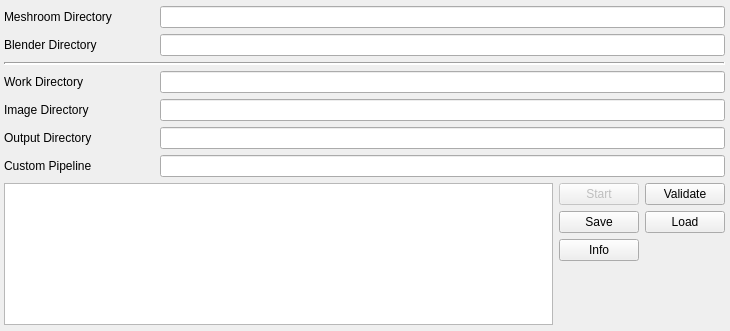
Above: mbp.ui from Kidney-02/Meshroom_Batch_Processor before the change. Below: the same form after it.
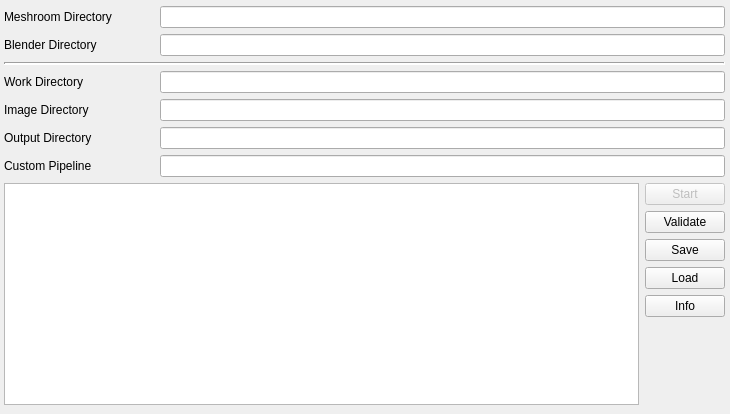
That is the form after the change.

Diff of the .ui file:
```diff
--- a/mbp.ui
+++ b/mbp.ui
@@ -10,7 +10,7 @@
     <x>0</x>
     <y>0</y>
     <width>730</width>
-    <height>331</height>
+    <height>414</height>
    </rect>
   </property>
   <property name="sizePolicy">
@@ -47,10 +47,10 @@
       <x>0</x>
       <y>0</y>
       <width>731</width>
-      <height>331</height>
+      <height>411</height>
      </rect>
     </property>
-    <layout class="QVBoxLayout" name="verticalLayout" stretch="0,0,0,0,0,0,0,0">
+    <layout class="QVBoxLayout" name="verticalLayout" stretch="0,0,0,0,0,0,0,1">
      <property name="spacing">
       <number>6</number>
      </property>
@@ -366,8 +366,68 @@
      </item>
      <item>
       <layout class="QHBoxLayout" name="horizontalLayout" stretch="0,0">
+       <property name="sizeConstraint">
+        <enum>QLayout::SetMinimumSize</enum>
+       </property>
        <item>
-        <widget class="QListWidget" name="list_image_dirs"/>
+        <widget class="QTableWidget" name="table">
+         <property name="toolTip">
+          <string>List of image galleries and the number of images in each</string>
+         </property>
+         <property name="horizontalScrollBarPolicy">
+          <enum>Qt::ScrollBarAlwaysOff</enum>
+         </property>
+         <property name="tabKeyNavigation">
+          <bool>false</bool>
+         </property>
+         <property name="showDropIndicator" stdset="0">
+          <bool>false</bool>
+         </property>
+         <property name="selectionMode">
+          <enum>QAbstractItemView::NoSelection</enum>
+         </property>
+         <property name="selectionBehavior">
+          <enum>QAbstractItemView::SelectRows</enum>
+         </property>
+         <property name="showGrid">
+          <bool>true</bool>
+         </property>
+         <property name="wordWrap">
+          <bool>false</bool>
+         </property>
+         <property name="cornerButtonEnabled">
+          <bool>false</bool>
+         </property>
+         <property name="columnCount">
+          <number>2</number>
+         </property>
+         <attribute name="horizontalHeaderVisible">
+          <bool>false</bool>
+         </attribute>
+         <attribute name="horizontalHeaderCascadingSectionResizes">
+          <bool>false</bool>
+         </attribute>
+         <attribute name="horizontalHeaderDefaultSectionSize">
+          <number>100</number>
+         </attribute>
+         <attribute name="horizontalHeaderHighlightSections">
+          <bool>false</bool>
+         </attribute>
+         <attribute name="horizontalHeaderStretchLastSection">
+          <bool>true</bool>
+         </attribute>
+         <attribute name="verticalHeaderVisible">
+          <bool>false</bool>
+         </attribute>
+         <attribute name="verticalHeaderDefaultSectionSize">
+          <number>8</number>
+         </attribute>
+         <attribute name="verticalHeaderMinimumSectionSize">
+          <number>6</number>
+         </attribute>
+         <column/>
+         <column/>
+        </widget>
        </item>
        <item>
         <layout class="QGridLayout" name="gridLayout">
@@ -390,17 +450,7 @@
            </attribute>
           </widget>
          </item>
-         <item row="1" column="2">
-          <widget class="QPushButton" name="button_load">
-           <property name="text">
-            <string>Load</string>
-           </property>
-           <property name="checkable">
-            <bool>false</bool>
-           </property>
-          </widget>
-         </item>
-         <item row="2" column="1">
+         <item row="4" column="1">
           <widget class="QPushButton" name="button_info">
            <property name="text">
             <string>Info</string>
@@ -410,7 +460,7 @@
            </property>
           </widget>
          </item>
-         <item row="1" column="1">
+         <item row="2" column="1">
           <widget class="QPushButton" name="button_save">
            <property name="text">
             <string>Save</string>
@@ -423,14 +473,7 @@
            </attribute>
           </widget>
          </item>
-         <item row="0" column="2">
-          <widget class="QPushButton" name="button_validate">
-           <property name="text">
-            <string>Validate</string>
-           </property>
-          </widget>
-         </item>
-         <item row="3" column="1">
+         <item row="5" column="1">
           <spacer name="verticalSpacer">
            <property name="orientation">
             <enum>Qt::Vertical</enum>
@@ -443,6 +486,23 @@
            </property>
           </spacer>
          </item>
+         <item row="1" column="1">
+          <widget class="QPushButton" name="button_validate">
+           <property name="text">
+            <string>Validate</string>
+           </property>
+          </widget>
+         </item>
+         <item row="3" column="1">
+          <widget class="QPushButton" name="button_load">
+           <property name="text">
+            <string>Load</string>
+           </property>
+           <property name="checkable">
+            <bool>false</bool>
+           </property>
+          </widget>
+         </item>
         </layout>
        </item>
       </layout>
```
Left out of the diff: 18 changed lines with no effect on the pictures.
